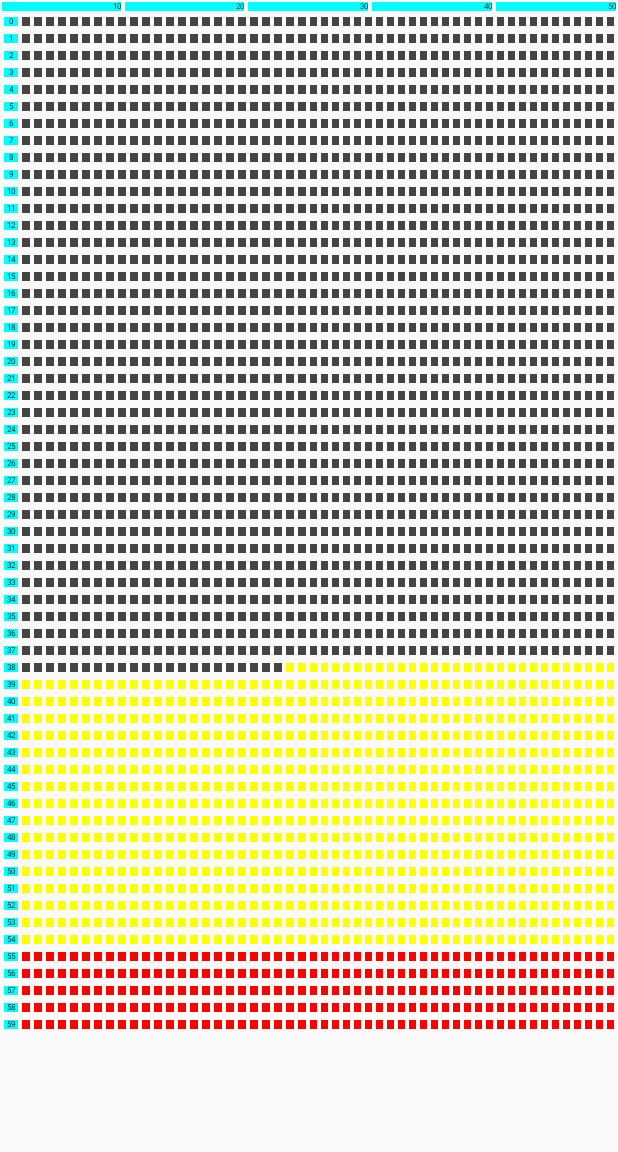
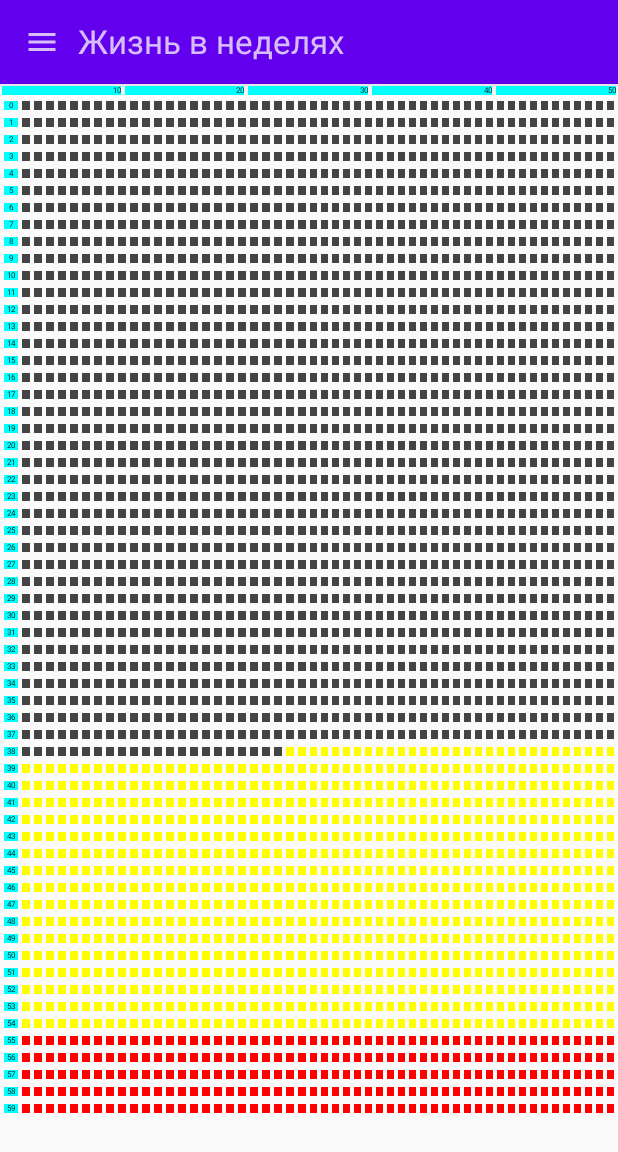
Before and after one commit to DosBear/lifescreen, an Android app built with Jetpack Compose: the screen it shows after launch (MainActivity), on a phone screen of 412 x 824 dp. Shown: the top 1152 px of the screen. Run offline under Robolectric (Android 15) with nearby library versions, the phone set to English and light mode, and no system bars.

Commit message:
add top bar

```diff
--- a/app/src/main/java/com/example/lifescreen/MainActivity.kt
+++ b/app/src/main/java/com/example/lifescreen/MainActivity.kt
@@ -6,7 +6,12 @@ import androidx.activity.compose.setContent
 import androidx.compose.foundation.background
 import androidx.compose.foundation.layout.*
 import androidx.compose.foundation.lazy.LazyColumn
+import androidx.compose.material.Icon
+import androidx.compose.material.IconButton
 import androidx.compose.material.Text
+import androidx.compose.material.TopAppBar
+import androidx.compose.material.icons.Icons
+import androidx.compose.material.icons.filled.Menu
 import androidx.compose.runtime.Composable
 import androidx.compose.ui.Alignment
 import androidx.compose.ui.Modifier
@@ -33,7 +38,15 @@ class MainActivity : ComponentActivity() {
         setContent {
 
             Column {
+                TopAppBar {
+                    IconButton(onClick = {
 
+
+                    }) {
+                        Icon(Icons.Filled.Menu, contentDescription = "Меню")
+                    }
+                    Text("Жизнь в неделях", fontSize = 22.sp)
+                }
                 LazyColumn(
                     modifier = Modifier.fillMaxWidth()
                 ) {
```
